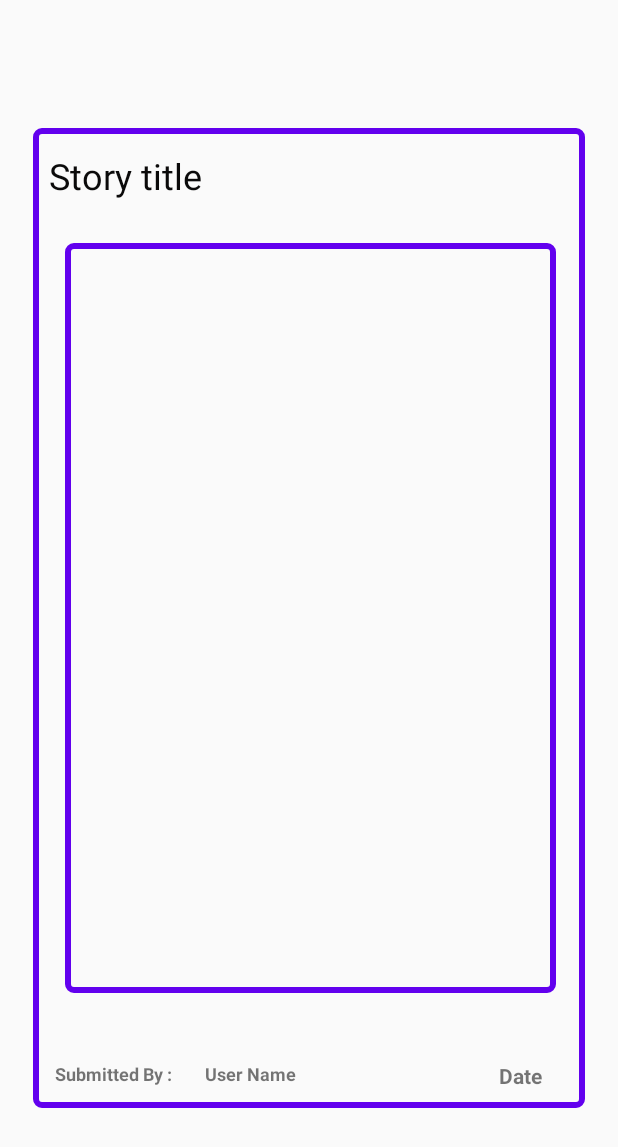
After one commit to NafeelNuhuman/Woof, an Android app: the layout activity_single_story_view.xml on its own in the app's theme, with its tools: preview values and no code run, on a phone screen of 412 x 824 dp. The commit adds this screen. Shown: the top 1147 px of the screen. Run offline under Robolectric (Android 15) with nearby library versions, the phone set to English and light mode, and no system bars.

Commit message:
stories final

```diff
--- a/app/src/main/AndroidManifest.xml
+++ b/app/src/main/AndroidManifest.xml
@@ -9,22 +9,18 @@
         android:roundIcon="@mipmap/ic_launcher_round"
         android:supportsRtl="true"
         android:theme="@style/AppTheme">
-        <activity android:name=".stories2">
-
-
-        </activity>
-        <activity android:name=".mystories">
+        <activity android:name=".singleStoryView">
             <intent-filter>
                 <action android:name="android.intent.action.MAIN" />
 
                 <category android:name="android.intent.category.LAUNCHER" />
             </intent-filter>
-
+        </activity>
+        <activity android:name=".stories2">
 
         </activity>
-        <activity android:name=".stories">
-
-        </activity>
+        <activity android:name=".mystories"></activity>
+        <activity android:name=".stories"></activity>
     </application>
 
 </manifest>
--- /dev/null
+++ b/app/src/main/java/com/example/woof/singleStoryView.java
@@ -0,0 +1,14 @@
+package com.example.woof;
+
+import androidx.appcompat.app.AppCompatActivity;
+
+import android.os.Bundle;
+
+public class singleStoryView extends AppCompatActivity {
+
+    @Override
+    protected void onCreate(Bundle savedInstanceState) {
+        super.onCreate(savedInstanceState);
+        setContentView(R.layout.activity_single_story_view);
+    }
+}
--- /dev/null
+++ b/app/src/main/res/layout/activity_single_story_view.xml
@@ -0,0 +1,113 @@
+<?xml version="1.0" encoding="utf-8"?>
+
+<androidx.constraintlayout.widget.ConstraintLayout xmlns:android="http://schemas.android.com/apk/res/android"
+    xmlns:app="http://schemas.android.com/apk/res-auto"
+    xmlns:tools="http://schemas.android.com/tools"
+    android:layout_width="match_parent"
+    android:layout_height="match_parent"
+    tools:context=".singleStoryView">
+
+    <View
+        android:id="@+id/view11"
+        android:layout_width="368dp"
+        android:layout_height="653dp"
+        android:background="@drawable/edit_text_border"
+        app:layout_constraintBottom_toBottomOf="parent"
+        app:layout_constraintEnd_toEndOf="parent"
+        app:layout_constraintStart_toStartOf="parent"
+        app:layout_constraintTop_toTopOf="parent" />
+
+    <TextView
+        android:id="@+id/textView41"
+        android:layout_width="wrap_content"
+        android:layout_height="wrap_content"
+        android:text="@string/storydate"
+        android:textStyle="bold"
+        app:layout_constraintBottom_toBottomOf="@+id/view11"
+        app:layout_constraintEnd_toEndOf="@+id/view11"
+        app:layout_constraintHorizontal_bias="0.916"
+        app:layout_constraintStart_toStartOf="@+id/view11"
+        app:layout_constraintTop_toTopOf="@+id/view11"
+        app:layout_constraintVertical_bias="0.981" />
+
+    <TextView
+        android:id="@+id/textView40"
+        android:layout_width="97dp"
+        android:layout_height="29dp"
+        android:text="@string/Person"
+        android:textSize="12sp"
+        android:textStyle="bold"
+        app:layout_constraintBaseline_toBaselineOf="@+id/textView39"
+        app:layout_constraintEnd_toEndOf="@+id/view11"
+        app:layout_constraintHorizontal_bias="0.424"
+        app:layout_constraintStart_toStartOf="@+id/view11" />
+
+    <TextView
+        android:id="@+id/textView39"
+        android:layout_width="97dp"
+        android:layout_height="22dp"
+        android:text="@string/Submitted_person_name"
+        android:textSize="12sp"
+        android:textStyle="bold"
+        app:layout_constraintBottom_toBottomOf="@+id/view11"
+        app:layout_constraintEnd_toEndOf="@+id/view11"
+        app:layout_constraintHorizontal_bias="0.055"
+        app:layout_constraintStart_toStartOf="@+id/view11"
+        app:layout_constraintTop_toTopOf="@+id/view11"
+        app:layout_constraintVertical_bias="0.985" />
+
+    <ScrollView
+        android:id="@+id/scrollView2"
+        android:layout_width="327dp"
+        android:layout_height="500dp"
+        android:background="@drawable/edit_text_border"
+        app:layout_constraintBottom_toBottomOf="parent"
+        app:layout_constraintEnd_toEndOf="parent"
+        app:layout_constraintHorizontal_bias="0.508"
+        app:layout_constraintStart_toStartOf="parent"
+        app:layout_constraintTop_toTopOf="parent" />
+
+    <LinearLayout
+        android:id="@+id/linearLayout2"
+        android:layout_width="207dp"
+        android:layout_height="109dp"
+        android:layout_marginTop="300dp"
+        android:layout_marginRight="122dp"
+        android:layout_marginBottom="690dp"
+        android:orientation="vertical"
+        app:layout_constraintBottom_toBottomOf="@+id/scrollView2"
+        app:layout_constraintEnd_toEndOf="@+id/scrollView2"
+        app:layout_constraintStart_toStartOf="@+id/scrollView2"
+        app:layout_constraintTop_toTopOf="@+id/scrollView2" />
+
+    <TextView
+        android:id="@+id/textView35"
+        android:layout_width="200dp"
+        android:layout_height="25dp"
+        android:layout_marginLeft="12dp"
+        android:layout_marginTop="12dp"
+        android:layout_marginBottom="85dp"
+
+
+        android:layout_weight="1"
+        android:text="@string/Descrip_Share"
+        app:layout_constraintBottom_toBottomOf="@+id/linearLayout2"
+        app:layout_constraintEnd_toEndOf="@+id/linearLayout2"
+        app:layout_constraintStart_toStartOf="@+id/linearLayout2"
+        app:layout_constraintTop_toTopOf="@+id/linearLayout2" />
+
+    <TextView
+        android:id="@+id/textView36"
+        android:layout_width="wrap_content"
+        android:layout_height="wrap_content"
+        android:text="@string/Story"
+        android:textColor="#0B0A0A"
+        android:textSize="24sp"
+        app:layout_constraintBottom_toBottomOf="@+id/view11"
+        app:layout_constraintEnd_toEndOf="@+id/view11"
+        app:layout_constraintHorizontal_bias="0.041"
+        app:layout_constraintStart_toStartOf="@+id/view11"
+        app:layout_constraintTop_toTopOf="@+id/view11"
+        app:layout_constraintVertical_bias="0.025" />
+
+</androidx.constraintlayout.widget.ConstraintLayout>
--- a/app/src/main/res/layout/activity_stories2.xml
+++ b/app/src/main/res/layout/activity_stories2.xml
@@ -1,4 +1,5 @@
 <?xml version="1.0" encoding="utf-8"?>
+
 <androidx.constraintlayout.widget.ConstraintLayout xmlns:android="http://schemas.android.com/apk/res/android"
     xmlns:app="http://schemas.android.com/apk/res-auto"
     xmlns:tools="http://schemas.android.com/tools"
```
